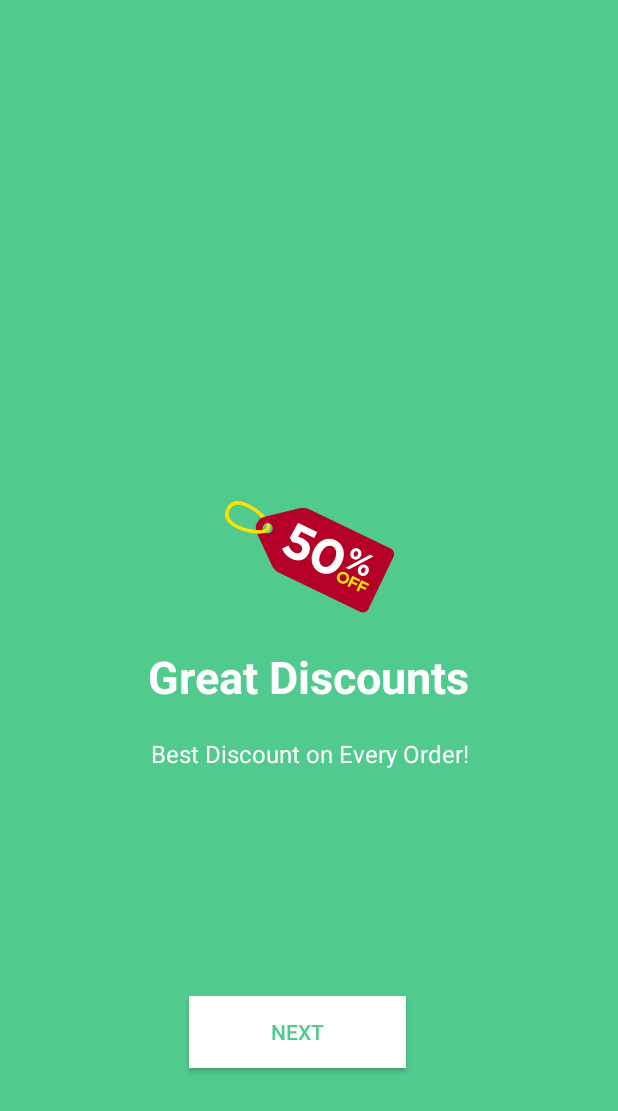
After one commit to afshanaffu26/Flavours_Android, an Android app: the Welcome2Activity screen opened directly, with no data from a screen before it, on a phone screen of 412 x 824 dp. The commit adds this screen. Shown: the top 1111 px of the screen. Run offline under Robolectric (Android 15) with nearby library versions, the phone set to English and light mode, and no system bars.

Commit message:
Connected initial screens

```diff
--- a/app/src/main/AndroidManifest.xml
+++ b/app/src/main/AndroidManifest.xml
@@ -9,12 +9,14 @@
         android:roundIcon="@mipmap/ic_launcher_round"
         android:supportsRtl="true"
         android:theme="@style/AppTheme">
-        <activity android:name=".ForgotActivity"></activity>
+        <activity android:name=".Welcome2Activity"></activity>
+        <activity android:name=".MainActivity" />
+        <activity android:name=".ForgotActivity" />
         <activity android:name=".SignupActivity" />
         <activity android:name=".ProfileActivity" />
         <activity android:name=".HomeActivity" />
         <activity android:name=".LoginActivity" />
-        <activity android:name=".MainActivity">
+        <activity android:name=".WelcomeActivity">
             <intent-filter>
                 <action android:name="android.intent.action.MAIN" />
 
--- a/app/src/main/java/com/example/flavours/LoginActivity.java
+++ b/app/src/main/java/com/example/flavours/LoginActivity.java
@@ -37,6 +37,7 @@ public class LoginActivity extends AppCompatActivity implements View.OnClickList
                 break;
             case R.id.txt_recover_password:
                 startActivity(new Intent(getApplicationContext(), ForgotActivity.class));
+
             }
         }
             }
--- a/app/src/main/java/com/example/flavours/SignupActivity.java
+++ b/app/src/main/java/com/example/flavours/SignupActivity.java
@@ -3,9 +3,10 @@ package com.example.flavours;
 import androidx.appcompat.app.AppCompatActivity;
 
 import android.os.Bundle;
+import android.widget.Button;
 
 public class SignupActivity extends AppCompatActivity {
-
+    Button btnLogin;
     @Override
     protected void onCreate(Bundle savedInstanceState) {
         super.onCreate(savedInstanceState);
--- /dev/null
+++ b/app/src/main/java/com/example/flavours/Welcome2Activity.java
@@ -0,0 +1,26 @@
+package com.example.flavours;
+
+import androidx.appcompat.app.AppCompatActivity;
+
+import android.content.Intent;
+import android.os.Bundle;
+import android.view.View;
+import android.widget.Button;
+
+public class Welcome2Activity extends AppCompatActivity {
+  Button button;
+    @Override
+    protected void onCreate(Bundle savedInstanceState) {
+        super.onCreate(savedInstanceState);
+        setContentView(R.layout.activity_welcome2);
+
+        Button Btn=findViewById(R.id.button);
+        Btn.setOnClickListener(new View.OnClickListener() {
+            @Override
+            public void onClick(View view) {
+                startActivity(new Intent(getApplicationContext(), LoginActivity.class));
+
+            }
+        });
+    }
+}
--- /dev/null
+++ b/app/src/main/res/layout/activity_welcome2.xml
@@ -0,0 +1,71 @@
+<?xml version="1.0" encoding="utf-8"?>
+<androidx.constraintlayout.widget.ConstraintLayout xmlns:android="http://schemas.android.com/apk/res/android"
+    xmlns:app="http://schemas.android.com/apk/res-auto"
+    xmlns:tools="http://schemas.android.com/tools"
+    android:layout_width="match_parent"
+    android:layout_height="match_parent"
+    tools:context=".Welcome2Activity">
+
+    <RelativeLayout
+        android:layout_width="match_parent"
+        android:layout_height="match_parent"
+        android:background="@color/myMainColor"
+        tools:layout_editor_absoluteX="58dp"
+        tools:layout_editor_absoluteY="16dp">
+
+        <Button
+            android:id="@+id/button"
+            android:layout_width="144dp"
+            android:layout_height="wrap_content"
+            android:layout_alignParentStart="true"
+            android:layout_alignParentLeft="true"
+            android:layout_alignParentEnd="true"
+            android:layout_alignParentRight="true"
+            android:layout_alignParentBottom="true"
+            android:layout_marginStart="126dp"
+            android:layout_marginLeft="126dp"
+            android:layout_marginEnd="141dp"
+            android:layout_marginRight="141dp"
+            android:layout_marginBottom="112dp"
+            android:background="@color/colorWhite"
+            android:text="NEXT"
+            android:textColor="#51ca8e" />
+
+        <LinearLayout
+            android:layout_width="wrap_content"
+            android:layout_height="wrap_content"
+            android:layout_centerInParent="true"
+            android:gravity="center_horizontal"
+            android:orientation="vertical">
+
+            <ImageView
+                android:layout_width="@dimen/img_width_height"
+                android:layout_height="@dimen/img_width_height"
+                android:src="@drawable/ic_discount" />
+
+            <TextView
+                android:layout_width="wrap_content"
+                android:layout_height="wrap_content"
+                android:text="@string/slide_3_title"
+                android:textColor="@android:color/white"
+                android:textSize="@dimen/slide_title"
+                android:textStyle="bold" />
+
+            <TextView
+                android:layout_width="wrap_content"
+                android:layout_height="wrap_content"
+                android:layout_gravity="center_horizontal"
+                android:layout_marginTop="20dp"
+                android:paddingLeft="@dimen/desc_padding"
+                android:paddingRight="@dimen/desc_padding"
+                android:text="@string/slide_3_desc"
+                android:textAlignment="center"
+                android:textColor="@android:color/white"
+                android:textSize="@dimen/slide_desc" />
+
+        </LinearLayout>
+
+    </RelativeLayout>
+
+
+</androidx.constraintlayout.widget.ConstraintLayout>
```
Also changed, not shown: app/src/main/java/com/example/flavours/WelcomeActivity.java (added, +25 -0 lines), app/src/main/res/layout/activity_signup.xml (+18 -5 lines), app/src/main/res/layout/activity_welcome.xml (added, +73 -0 lines), app/src/main/res/layout/welcome_slide1.xml (deleted, +0 -55 lines), app/src/main/res/layout/welcome_slide3.xml (deleted, +0 -55 lines), app/src/main/res/layout/welcome_slide4.xml (deleted, +0 -55 lines).
